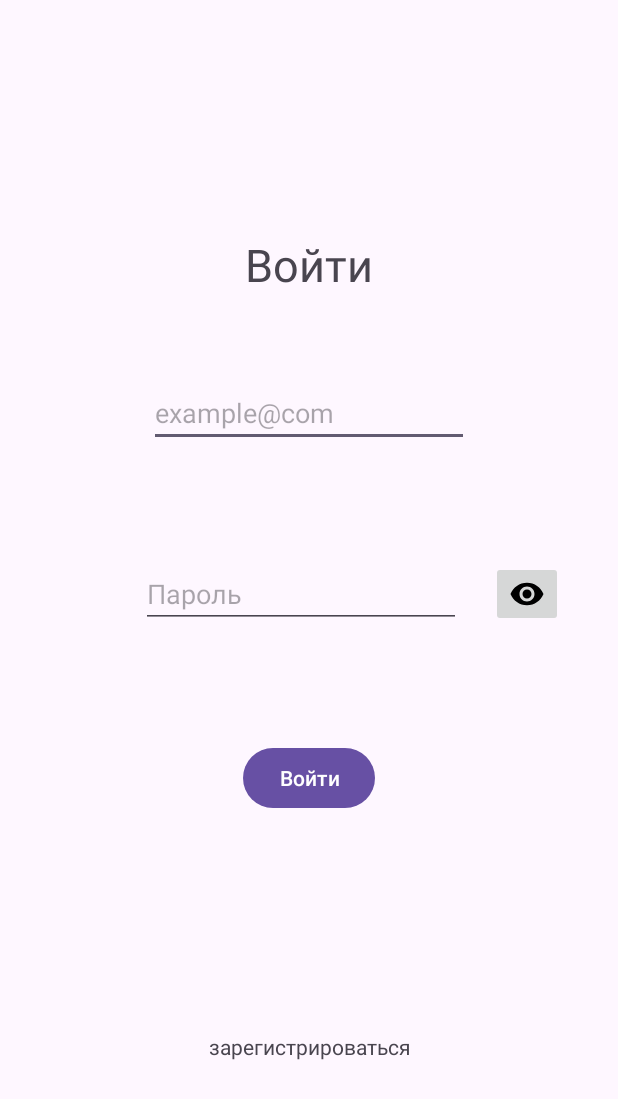
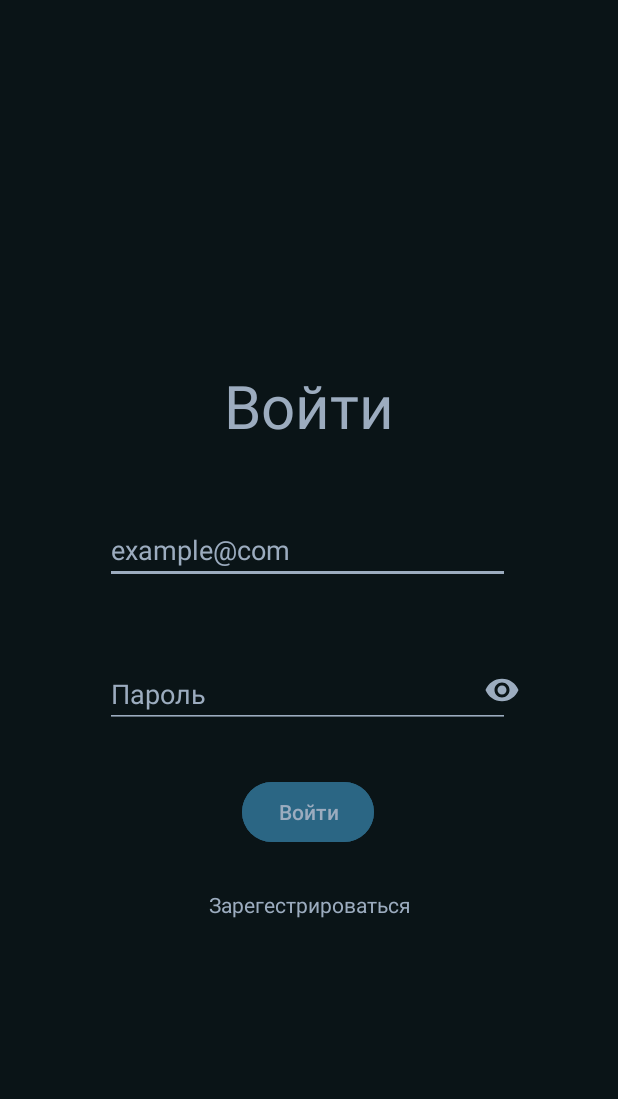
Before and after one commit to DrakeNeJivoy/HackLeague, an Android app: the screen it shows after launch (LoginActivity), on a phone screen of 412 x 824 dp. Shown: the top 1099 px of the screen. Run offline under Robolectric (Android 15) with nearby library versions, the phone set to English and light mode, and no system bars.

Commit message:
ColorsChange

```diff
--- a/app/src/main/res/layout/activity_login.xml
+++ b/app/src/main/res/layout/activity_login.xml
@@ -5,16 +5,20 @@
     android:id="@+id/main"
     android:layout_width="match_parent"
     android:layout_height="match_parent"
+    android:background="#0a1417"
+    android:foregroundTint="#9cacbf"
     tools:context=".LoginActivity">
 
     <TextView
         android:id="@+id/textView"
         android:layout_width="match_parent"
         android:layout_height="wrap_content"
-        android:layout_marginTop="110dp"
+        android:layout_marginTop="220dp"
+        android:layout_marginBottom="8dp"
         android:gravity="center"
         android:text="Войти"
-        android:textSize="30sp"
+        android:textColor="#9cacbf"
+        android:textSize="40dp"
         app:layout_constraintBottom_toTopOf="@+id/editTextTextEmailAddress"
         app:layout_constraintEnd_toEndOf="parent"
         app:layout_constraintStart_toStartOf="parent"
@@ -22,32 +26,36 @@
 
     <EditText
         android:id="@+id/editTextTextEmailAddress"
-        android:layout_width="wrap_content"
-        android:layout_height="wrap_content"
-        android:layout_marginStart="100dp"
-        android:layout_marginTop="10dp"
-        android:layout_marginEnd="100dp"
-        android:layout_marginBottom="30dp"
+        android:layout_width="270dp"
+        android:layout_height="45dp"
+        android:layout_marginStart="70dp"
+        android:layout_marginTop="16dp"
+        android:layout_marginBottom="2dp"
         android:ems="10"
         android:hint="example@com"
+        android:backgroundTint="#9cacbf"
+        android:textColor="#9cacbf"
         android:inputType="textEmailAddress"
+        android:textColorHint="#9cacbf"
         app:layout_constraintBottom_toTopOf="@+id/editTextTextPassword"
-        app:layout_constraintEnd_toEndOf="parent"
         app:layout_constraintStart_toStartOf="parent"
         app:layout_constraintTop_toBottomOf="@+id/textView" />
 
     <EditText
         android:id="@+id/editTextTextPassword"
-        android:layout_width="wrap_content"
-        android:layout_height="wrap_content"
-        android:layout_marginStart="100dp"
-        android:layout_marginEnd="10dp"
-        android:layout_marginBottom="30dp"
+        android:layout_width="270dp"
+        android:layout_height="45dp"
+        android:layout_marginStart="70dp"
+        android:layout_marginTop="25dp"
+        android:layout_marginBottom="9dp"
+        android:backgroundTint="#9cacbf"
         android:ems="10"
+        android:focusedSearchResultHighlightColor="#9cacbf"
         android:hint="Пароль"
         android:inputType="textPassword"
+        android:textColor="#9cacbf"
+        android:textColorHint="#9cacbf"
         app:layout_constraintBottom_toTopOf="@+id/buttonLogin"
-        app:layout_constraintEnd_toStartOf="@+id/imageButtonViewPassword"
         app:layout_constraintStart_toStartOf="parent"
         app:layout_constraintTop_toBottomOf="@+id/editTextTextEmailAddress" />
 
@@ -55,13 +63,13 @@
         android:id="@+id/imageButtonViewPassword"
         android:layout_width="wrap_content"
         android:layout_height="wrap_content"
-        android:layout_marginStart="10dp"
-        android:layout_marginEnd="43dp"
-        app:layout_constraintBottom_toBottomOf="@+id/editTextTextPassword"
+        android:layout_marginTop="8dp"
+        android:layout_marginEnd="65dp"
+        android:background="#00C10909"
         app:layout_constraintEnd_toEndOf="parent"
-        app:layout_constraintStart_toEndOf="@+id/editTextTextPassword"
         app:layout_constraintTop_toTopOf="@+id/editTextTextPassword"
-        app:srcCompat="@drawable/eye_password" />
+        app:srcCompat="@drawable/eye_password"
+        app:tint="#9cacbf" />
 
     <Button
         android:id="@+id/buttonLogin"
@@ -70,24 +78,33 @@
         android:layout_marginStart="161dp"
         android:layout_marginEnd="162dp"
         android:layout_marginBottom="235dp"
+        android:backgroundTint="#2b6684"
+        android:textColor="#9cacbf"
         android:text="Войти"
         app:layout_constraintBottom_toBottomOf="parent"
         app:layout_constraintEnd_toEndOf="parent"
+        app:layout_constraintHorizontal_bias="0.0"
         app:layout_constraintStart_toStartOf="parent"
-        app:layout_constraintTop_toBottomOf="@+id/editTextTextPassword" />
+        app:layout_constraintTop_toBottomOf="@+id/editTextTextPassword"
+        app:layout_constraintVertical_bias="0.167" />
 
     <TextView
         android:id="@+id/textViewLogin"
         android:layout_width="match_parent"
         android:layout_height="wrap_content"
-        android:layout_marginTop="136dp"
+        android:layout_marginTop="8dp"
         android:layout_marginBottom="107dp"
         android:gravity="center"
-        android:text="зарегистрироваться"
+        android:text="Зарегестрироваться"
+        android:textColor="#9cacbf"
         app:layout_constraintBottom_toBottomOf="parent"
         app:layout_constraintEnd_toEndOf="parent"
+        app:layout_constraintHorizontal_bias="0.0"
         app:layout_constraintStart_toStartOf="parent"
-        app:layout_constraintTop_toBottomOf="@+id/buttonLogin" />
+        app:layout_constraintTop_toBottomOf="@+id/buttonLogin"
+        app:layout_constraintVertical_bias="0.16" />
+
+
 
 
 </androidx.constraintlayout.widget.ConstraintLayout>
--- a/app/src/main/res/values/colors.xml
+++ b/app/src/main/res/values/colors.xml
@@ -2,4 +2,9 @@
 <resources>
     <color name="black">#FF000000</color>
     <color name="white">#FFFFFFFF</color>
+    <color name="blue">#012e67</color>
+    <color name="grey">#9cacbf</color>
+    <color name="blueone">#2b6684</color>
+    <color name="bluetwo">#032e42</color>
+    <color name="blackblue">#0a1417</color>
 </resources>
--- a/app/src/main/res/values/themes.xml
+++ b/app/src/main/res/values/themes.xml
@@ -1,6 +1,7 @@
 <resources xmlns:tools="http://schemas.android.com/tools">
     <!-- Base application theme. -->
     <style name="Base.Theme.HackLeague" parent="Theme.Material3.DayNight.NoActionBar">
+        <item name="android:statusBarColor">@color/blueone</item>
         <!-- Customize your light theme here. -->
         <!-- <item name="colorPrimary">@color/my_light_primary</item> -->
     </style>
```
